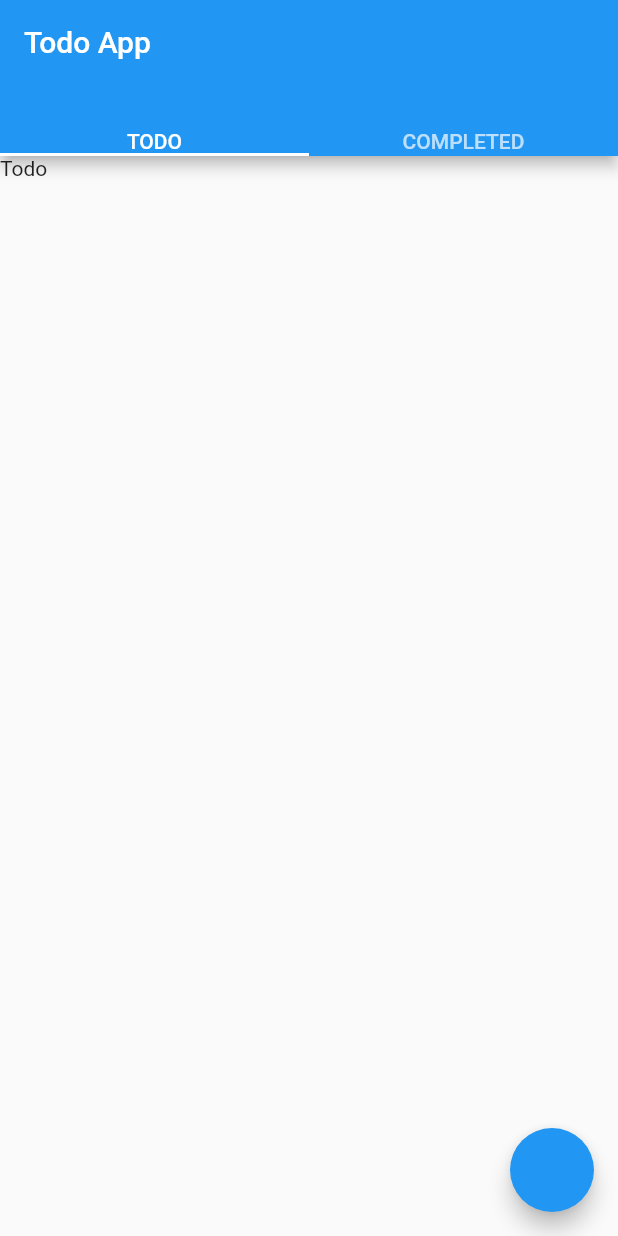
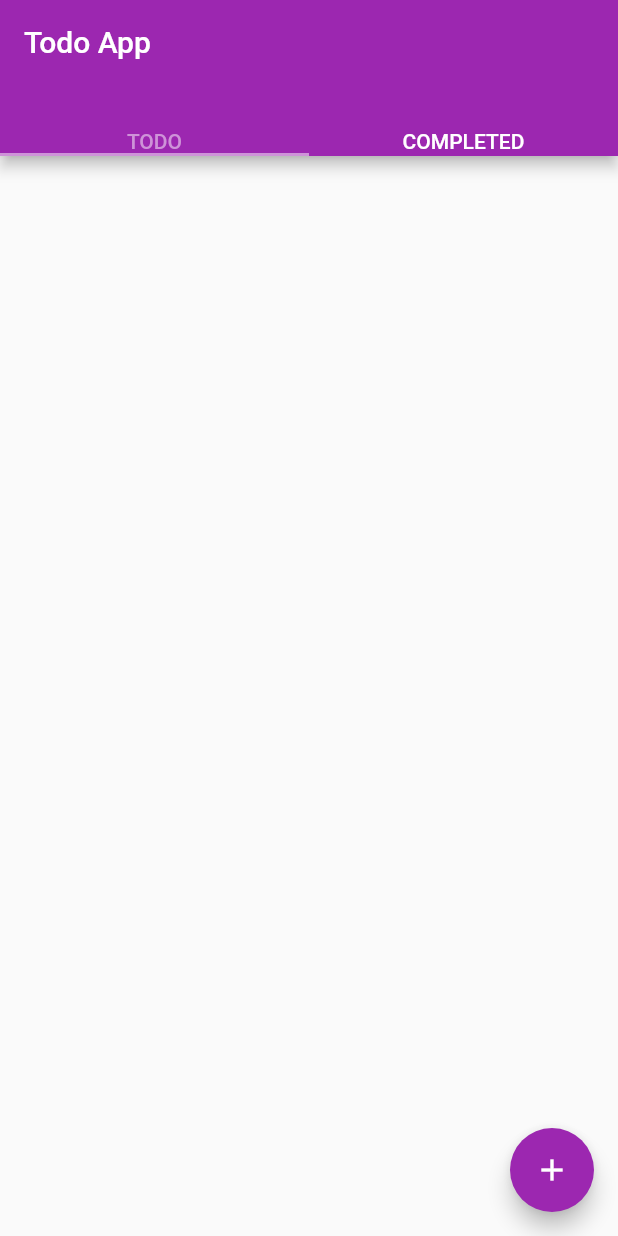
Before and after one commit to darcipons/todo_flutter, a Flutter app: the screen it shows after launch, on a phone screen of 412 x 824 dp. Run offline on Flutter 3.47's test engine with Material 2 defaults, Android fonts, the phone set to English and light mode, and no system bars.

Commit message:
created two different screens for todo and completed

```diff
--- a/lib/main.dart
+++ b/lib/main.dart
@@ -1,4 +1,5 @@
 import 'package:flutter/material.dart';
+import 'package:todo_taxfyle/screens/todo_screen.dart';
 
 void main() => runApp(MyApp());
 
@@ -6,38 +7,7 @@ class MyApp extends StatelessWidget {
   @override
   Widget build(BuildContext context) {
     return MaterialApp(
-      home: DefaultTabController(
-        length: 2,
-        child: Scaffold(
-          appBar: AppBar(
-            title: Text('Todo App'),
-            bottom: TabBar(
-              tabs: <Widget>[
-                Text('TODO'),
-                Text('COMPLETED'),
-              ],
-            ),
-          ),
-          body: TabBarView(
-            children: <Widget>[Text('Todo'), Text('Completed')],
-          ),
-          floatingActionButton: FloatingActionButton(
-            onPressed: () {},
-          ),
-        ),
-      ),
+      home: ToDoScreen(),
     );
   }
 }
-
-class ToDo extends StatefulWidget {
-  @override
-  _ToDoState createState() => _ToDoState();
-}
-
-class _ToDoState extends State<ToDo> {
-  @override
-  Widget build(BuildContext context) {
-    return Container();
-  }
-}
--- /dev/null
+++ b/lib/screens/completed_screen.dart
@@ -0,0 +1 @@
+import 'package:flutter/material.dart';
--- /dev/null
+++ b/lib/screens/todo_screen.dart
@@ -0,0 +1,48 @@
+import 'package:flutter/material.dart';
+
+class ToDoScreen extends StatefulWidget {
+  @override
+  _ToDoScreenState createState() => _ToDoScreenState();
+}
+
+class _ToDoScreenState extends State<ToDoScreen> {
+  @override
+  Widget build(BuildContext context) {
+    return DefaultTabController(
+      length: 2,
+      child: Scaffold(
+        appBar: AppBar(
+          backgroundColor: Colors.purple,
+          title: Text('Todo App'),
+          bottom: TabBar(
+            labelColor: Colors.purple[200],
+            unselectedLabelColor: Colors.white,
+            indicatorColor: Colors.purple[200],
+            tabs: <Widget>[
+              Text('TODO'),
+              Text('COMPLETED'),
+            ],
+          ),
+        ),
+        floatingActionButton: FloatingActionButton(
+          backgroundColor: Colors.purple,
+          onPressed: () {
+            TextField(
+              decoration: InputDecoration(
+                hintText: 'Enter Todo',
+                prefixIcon: IconButton(
+                  icon: Icon(Icons.check_box_outline_blank),
+                  onPressed: () {
+                    setState(() {});
+                    print('Icon button');
+                  },
+                ),
+              ),
+            );
+          },
+          child: Icon(Icons.add),
+        ),
+      ),
+    );
+  }
+}
```
